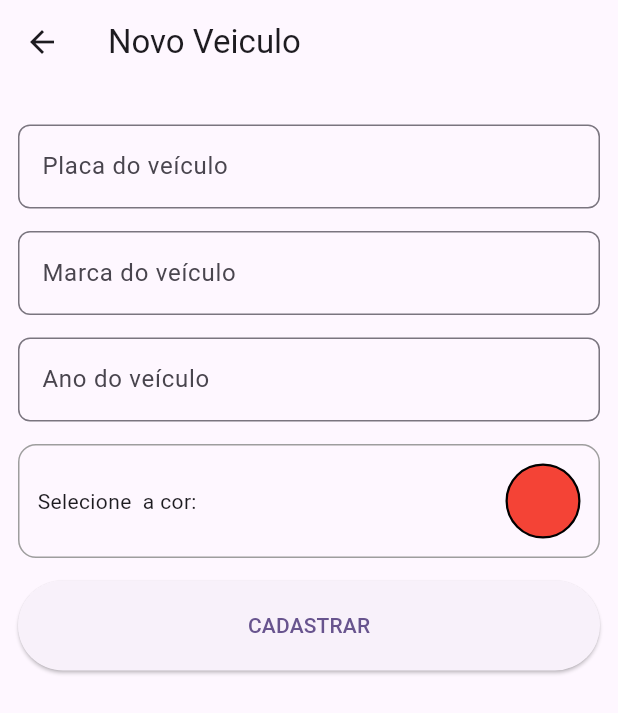
After one commit to Tephao/Project_Flutter, a Flutter app: the AddVehiclePage screen opened by its route, after a tap on an icon or button, on a phone screen of 412 x 824 dp. The commit adds this screen. Shown: the top 713 px of the screen. Run offline on Flutter 3.47's test engine with Material 3 defaults, Android fonts, the phone set to English and light mode, and no system bars; our stand-ins replace brasil_fields, flutter_animate, shared_preferences, top_snackbar_flutter; missing offline and left inert: flex_color_picker, validatorless; accounts and stored records are empty.

Commit message:
Criada a pagina de cadastro do veiculo
Criada a pagina de cadastro de veículo
Feitos os campos para adicionar placa, marca, ano e cor.

```diff
--- a/lib/app/core/constants/app_routes.dart
+++ b/lib/app/core/constants/app_routes.dart
@@ -2,4 +2,5 @@ class AppRoutes {
   static const String splash = '/';
   static const String home = '/home';
   static const String login = '/login';
+  static const String add = '/add';
 }
--- /dev/null
+++ b/lib/app/core/models/vehicle_model.dart
@@ -0,0 +1,16 @@
+// ignore_for_file: public_member_api_docs, sort_constructors_first
+import 'dart:ui';
+
+class VehicleModel {
+  final String plate;
+  final String brand;
+  final int year;
+  final Color color;
+
+  VehicleModel({
+    required this.plate,
+    required this.brand,
+    required this.year,
+    required this.color,
+  });
+}
--- a/lib/app/features/home/home_page.dart
+++ b/lib/app/features/home/home_page.dart
@@ -27,6 +27,16 @@ class _HomePageState extends State<HomePage> {
           )
         ],
       ),
+      floatingActionButton: FloatingActionButton(
+        onPressed: () {
+          Navigator.of(context).pushNamed(AppRoutes.add);
+        },
+        backgroundColor: Colors.green,
+        child: const Icon(
+          Icons.time_to_leave,
+          color: Colors.white,
+        ),
+      ),
       body: Container(),
     );
   }
--- /dev/null
+++ b/lib/app/features/vehicles/add_vehicle_page.dart
@@ -0,0 +1,129 @@
+import 'package:flex_color_picker/flex_color_picker.dart';
+import 'package:flutter/material.dart';
+import 'package:validatorless/validatorless.dart';
+
+class AddVehiclePage extends StatefulWidget {
+  const AddVehiclePage({super.key});
+
+  @override
+  State<AddVehiclePage> createState() => _AddVehiclePageState();
+}
+
+class _AddVehiclePageState extends State<AddVehiclePage> {
+  final plateEC = TextEditingController();
+  final brandEC = TextEditingController();
+  final yearEC = TextEditingController();
+
+  final formKey = GlobalKey<FormState>();
+
+  Color selectedColor = Colors.red;
+
+  @override
+  Widget build(BuildContext context) {
+    return Scaffold(
+      appBar: AppBar(
+        title: const Text('Novo Veiculo'),
+      ),
+      body: Padding(
+          padding: const EdgeInsets.all(12),
+          child: Form(
+            key: formKey,
+            child: Column(
+              children: [
+                const SizedBox(height: 15),
+                TextFormField(
+                  controller: plateEC,
+                  validator: Validatorless.multiple([
+                    Validatorless.required('Campo Obrigatório'),
+                  ]),
+                  decoration: const InputDecoration(
+                    hintText: 'Placa do veículo',
+                  ),
+                ),
+                const SizedBox(height: 15),
+                TextFormField(
+                  controller: brandEC,
+                  validator: Validatorless.multiple([
+                    Validatorless.required('Campo Obrigatório'),
+                  ]),
+                  decoration: const InputDecoration(
+                    hintText: 'Marca do veículo',
+                  ),
+                ),
+                const SizedBox(height: 15),
+                TextFormField(
+                  controller: yearEC,
+                  validator: Validatorless.multiple([
+                    Validatorless.required('Campo Obrigatório'),
+                    Validatorless.number('Número Inválido'),
+                  ]),
+                  decoration: const InputDecoration(
+                    hintText: 'Ano do veículo',
+                  ),
+                ),
+                const SizedBox(height: 15),
+                GestureDetector(
+                  onTap: () async {
+                    await showColorPickerDialog(context, selectedColor,
+                        actionButtons: const ColorPickerActionButtons(
+                          closeButton: true,
+                        ),
+                        barrierColor: Colors.black.withOpacity(0.8),
+                        backgroundColor: Colors.white,
+                        selectedColorIcon: Icons.color_lens,
+                        elevation: 4,
+                        pickersEnabled: {
+                          ColorPickerType.primary: true,
+                          ColorPickerType.accent: false,
+                          ColorPickerType.wheel: true,
+                        },
+                        pickerTypeLabels: {
+                          ColorPickerType.primary: 'Cor Primária',
+                          ColorPickerType.wheel: 'Manual',
+                        }).then((color) {
+                      selectedColor = color;
+                      setState(() {});
+                    });
+                  },
+                  child: Container(
+                      decoration: BoxDecoration(
+                        border: Border.all(color: Colors.grey),
+                        borderRadius: BorderRadius.circular(12),
+                      ),
+                      padding: const EdgeInsets.all(12),
+                      child: Row(
+                        mainAxisAlignment: MainAxisAlignment.spaceBetween,
+                        children: [
+                          const Text('Selecione  a cor:'),
+                          Container(
+                            height: 50,
+                            width: 50,
+                            decoration: BoxDecoration(
+                              border: Border.all(
+                                color: Colors.black,
+                                width: 1.5,
+                              ),
+                              borderRadius: BorderRadius.circular(50),
+                              color: selectedColor,
+                            ),
+                          ),
+                        ],
+                      )),
+                ),
+                const SizedBox(height: 15),
+                SizedBox(
+                  height: 60,
+                  width: double.infinity,
+                  child: ElevatedButton(
+                    onPressed: () {
+                      if (formKey.currentState?.validate() ?? false) {}
+                    },
+                    child: const Text('CADASTRAR'),
+                  ),
+                )
+              ],
+            ),
+          )),
+    );
+  }
+}
--- a/lib/routes.dart
+++ b/lib/routes.dart
@@ -3,11 +3,13 @@ import 'package:puc_minas/app/core/constants/app_routes.dart';
 import 'package:puc_minas/app/features/home/home_page.dart';
 import 'package:puc_minas/app/features/login/login_page.dart';
 import 'package:puc_minas/app/features/splash/splash_page.dart';
+import 'package:puc_minas/app/features/vehicles/add_vehicle_page.dart';
 
 class Routes {
   static Map<String, WidgetBuilder> routes = {
     AppRoutes.splash: (context) => const SplashPage(),
     AppRoutes.login: (context) => const LoginPage(),
     AppRoutes.home: (context) => const HomePage(),
+    AppRoutes.add: (context) => const AddVehiclePage(),
   };
 }
--- a/pubspec.yaml
+++ b/pubspec.yaml
@@ -40,6 +40,7 @@ dependencies:
   brasil_fields: ^1.14.3
   top_snackbar_flutter: ^3.1.0
   shared_preferences: ^2.2.3
+  flex_color_picker: ^3.4.1
 
 dev_dependencies:
   flutter_test:
```
Also changed, not shown: assets/images/logo dados.png (added), assets/images/logo.png, pubspec.lock.
